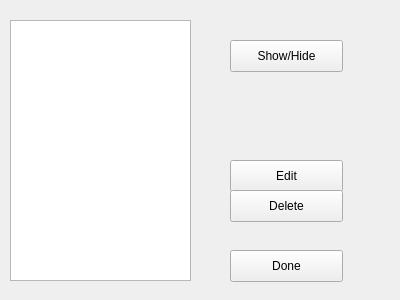
The window that curver/ui/curve_edit_list.ui (wiatrak2/curver) describes before a commit, drawn with Qt 5.
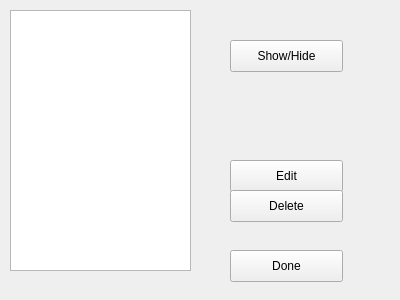
The same window after the commit.

```diff
--- a/curver/ui/curve_edit_list.ui
+++ b/curver/ui/curve_edit_list.ui
@@ -17,7 +17,7 @@
    <property name="geometry">
     <rect>
      <x>10</x>
-     <y>20</y>
+     <y>10</y>
      <width>181</width>
      <height>261</height>
     </rect>
```
